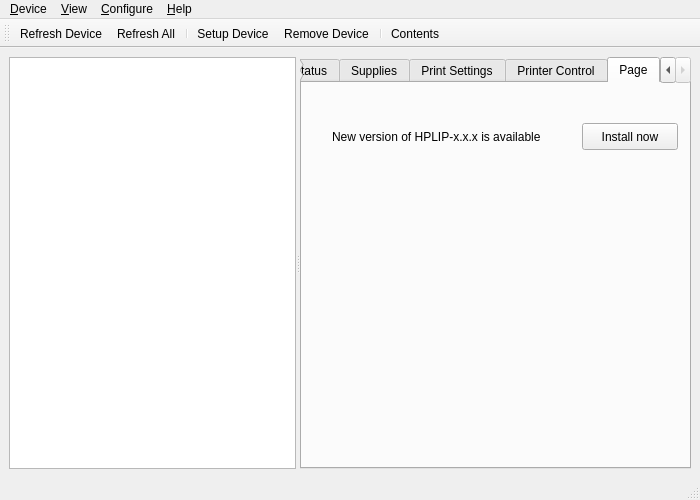
Above: ui5/devmgr5_base.ui from neverware-mirrors/hplip before the change. Below: the same form after it.
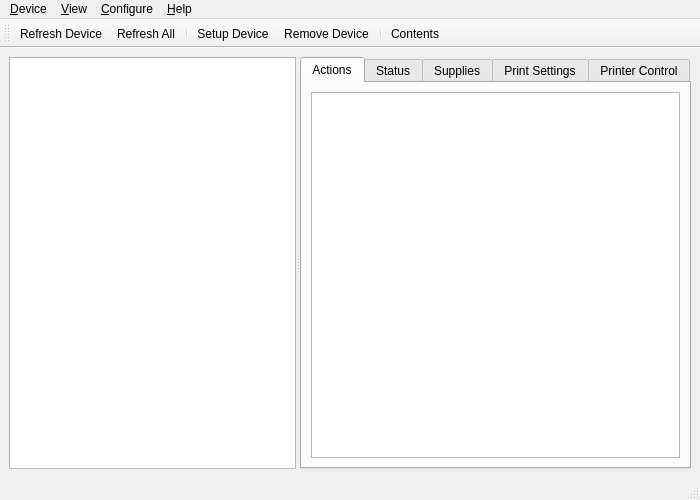
That is the form after the change. Custom widgets are drawn as their Qt base class.

Commit message:
Patch UI files to match upstream produced .py code
The update tab was manually patched out in the generated code, and the label_2 was renamed in the code.

```diff
--- a/ui5/devmgr5_base.ui
+++ b/ui5/devmgr5_base.ui
@@ -547,37 +547,6 @@
          </item>
         </layout>
        </widget>
-       <widget class="QWidget" name="tab_3">
-        <attribute name="title">
-         <string>Page</string>
-        </attribute>
-        <widget class="QPushButton" name="pushButton">
-         <property name="geometry">
-          <rect>
-           <x>280</x>
-           <y>40</y>
-           <width>96</width>
-           <height>27</height>
-          </rect>
-         </property>
-         <property name="text">
-          <string>Install now</string>
-         </property>
-        </widget>
-        <widget class="QLabel" name="label">
-         <property name="geometry">
-          <rect>
-           <x>30</x>
-           <y>45</y>
-           <width>251</width>
-           <height>17</height>
-          </rect>
-         </property>
-         <property name="text">
-          <string>New version of HPLIP-x.x.x is available</string>
-         </property>
-        </widget>
-       </widget>
       </widget>
      </widget>
     </item>
```
The commit also changes 1 other file.
